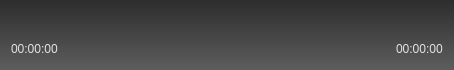
The window that src/VideoPlayer/MediaControls.ui (CuteTorrent/CuteTorrent) describes before a commit, drawn with Qt 5.
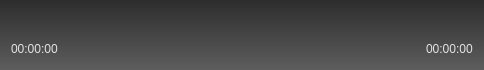
The same window after the commit. Icons and pictures are not drawn. Custom widgets are drawn as their Qt base class.

Commit message: MediaControls layoutFix; DWM-like behavour fix

```diff
--- a/src/VideoPlayer/MediaControls.ui
+++ b/src/VideoPlayer/MediaControls.ui
@@ -27,7 +27,7 @@
 }
 </string>
   </property>
-  <layout class="QGridLayout" name="gridLayout" columnminimumwidth="45,50,0,0,0,0,0,0,0,20,25">
+  <layout class="QGridLayout" name="gridLayout" columnminimumwidth="45,50,30,30,30,30,30,30,30,20,25">
    <property name="sizeConstraint">
     <enum>QLayout::SetMinimumSize</enum>
    </property>
```
The commit also changes 2 other files.
